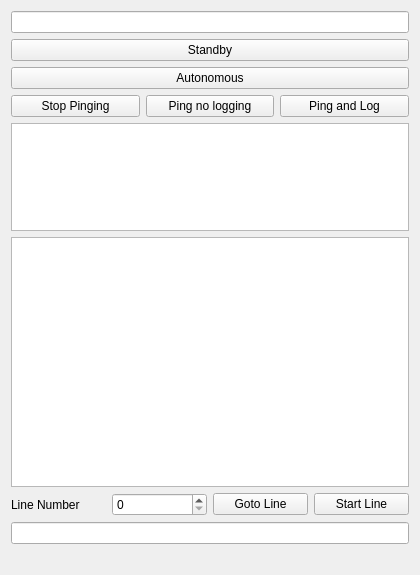
rolker/camp, file src/rosdetails.ui: the form before one commit.
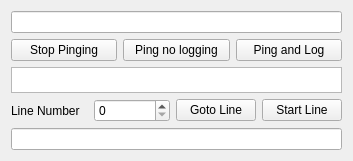
The form after the commit.

Commit message: Refactor helm status and ais stuff

Patch:
```diff
--- a/src/rosdetails.ui
+++ b/src/rosdetails.ui
@@ -6,8 +6,8 @@
    <rect>
     <x>0</x>
     <y>0</y>
-    <width>420</width>
-    <height>575</height>
+    <width>353</width>
+    <height>161</height>
    </rect>
   </property>
   <layout class="QVBoxLayout" name="verticalLayout">
@@ -22,20 +22,6 @@
      </item>
     </layout>
    </item>
-   <item>
-    <widget class="QPushButton" name="standbyPushButton">
-     <property name="text">
-      <string>Standby</string>
-     </property>
-    </widget>
-   </item>
-   <item>
-    <widget class="QPushButton" name="autonomousPushButton">
-     <property name="text">
-      <string>Autonomous</string>
-     </property>
-    </widget>
-   </item>
    <item>
     <layout class="QHBoxLayout" name="horizontalLayout_3">
      <item>
@@ -61,22 +47,12 @@
      </item>
     </layout>
    </item>
-   <item>
-    <widget class="QTextBrowser" name="vehicleStatusTextBrowser">
-     <property name="minimumSize">
-      <size>
-       <width>0</width>
-       <height>100</height>
-      </size>
-     </property>
-    </widget>
-   </item>
    <item>
     <widget class="QTextBrowser" name="missionStatusTextBrowser">
      <property name="minimumSize">
       <size>
        <width>0</width>
-       <height>250</height>
+       <height>20</height>
       </size>
      </property>
      <property name="contextMenuPolicy">
@@ -123,13 +99,6 @@
      </property>
     </widget>
    </item>
-   <item>
-    <widget class="QLabel" name="timeLatencyLabel">
-     <property name="text">
-      <string/>
-     </property>
-    </widget>
-   </item>
   </layout>
  </widget>
  <resources/>
```
The commit also changes 37 other files.
